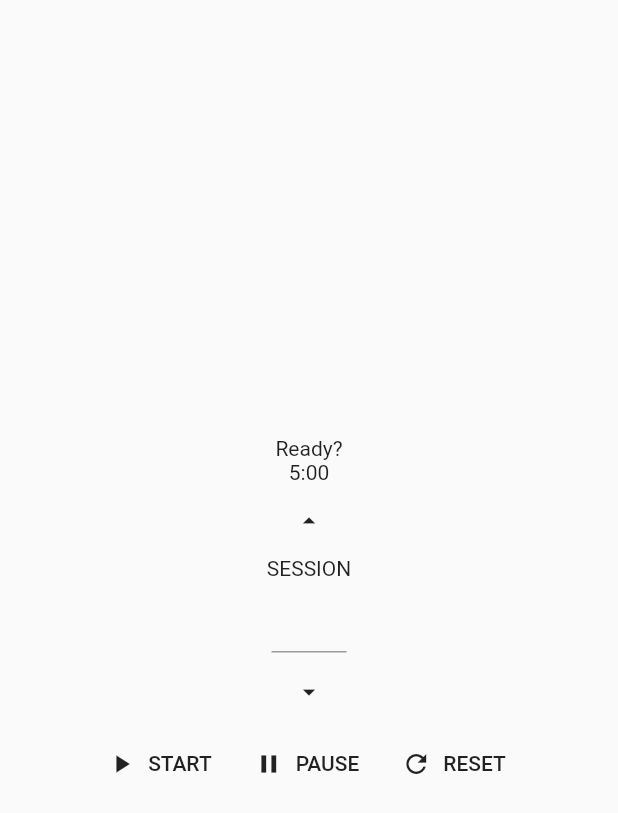
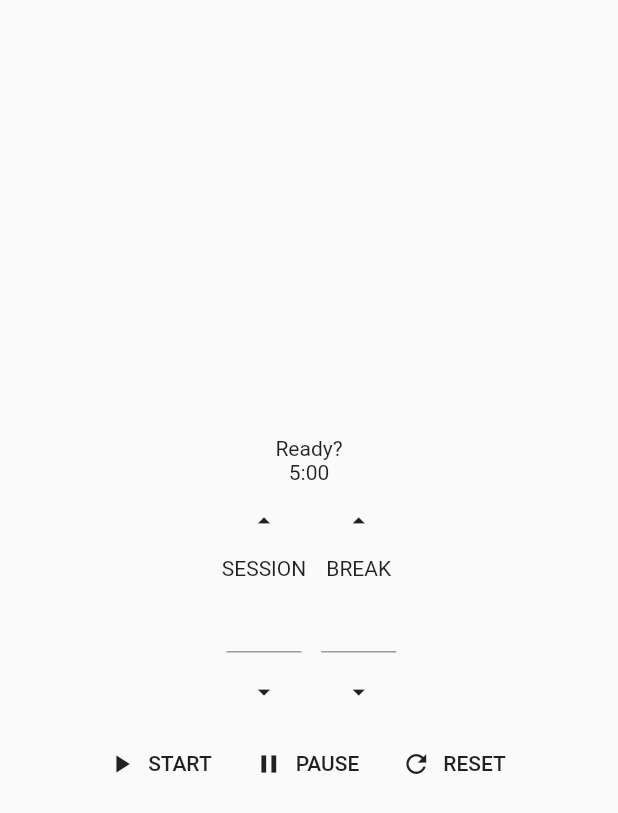
Before and after one commit to exit490/pomodoro_clock_flutter_mobx, a Flutter app: the screen it shows after launch, on a phone screen of 412 x 824 dp. Shown: the top 813 px of the screen. Run offline on Flutter 3.47's test engine with Material 2 defaults, Android fonts, the phone set to English and light mode, and no system bars.

Commit message:
Adding break box.

```diff
--- /dev/null
+++ b/lib/break_box.dart
@@ -0,0 +1,49 @@
+import 'package:flutter/material.dart';
+
+class BreakBox extends StatelessWidget {
+  final double buttonSize = 20;
+
+  @override
+  Widget build(BuildContext context) {
+    return Column(
+      children: <Widget>[
+        _plusButton(),
+        Text('BREAK'),
+        _sessionTextField(),
+        _subtractButton(),
+      ],
+    );
+  }
+
+  _sessionTextField() {
+    return Container(
+      width: 50,
+      height: 50,
+      child: TextField(),
+    );
+  }
+
+  _plusButton() {
+    var upIcon = Icon(
+      Icons.arrow_drop_up,
+      size: buttonSize,
+    );
+
+    return IconButton(
+      onPressed: () {},
+      icon: upIcon,
+    );
+  }
+
+  _subtractButton() {
+    var downIcon = Icon(
+      Icons.arrow_drop_down,
+      size: buttonSize,
+    );
+
+    return IconButton(
+      onPressed: () {},
+      icon: downIcon,
+    );
+  }
+}
--- a/lib/home_page.dart
+++ b/lib/home_page.dart
@@ -1,8 +1,9 @@
 import 'package:flutter/cupertino.dart';
 import 'package:flutter/material.dart';
 import 'package:pomodoro_clock_flutter_mobx/action_buttons.dart';
+import 'package:pomodoro_clock_flutter_mobx/break_box.dart';
 import 'package:pomodoro_clock_flutter_mobx/clock_core_view.dart';
-import 'package:pomodoro_clock_flutter_mobx/seesion_box.dart';
+import 'package:pomodoro_clock_flutter_mobx/session_box.dart';
 
 class HomePage extends StatefulWidget {
   HomePage({Key key, this.title}) : super(key: key);
@@ -16,6 +17,16 @@ class HomePage extends StatefulWidget {
 class _HomePageState extends State<HomePage> {
   @override
   Widget build(BuildContext context) {
+    final sessionBreakRow = Row(
+      crossAxisAlignment: CrossAxisAlignment.center,
+      mainAxisAlignment: MainAxisAlignment.center,
+      children: <Widget>[
+        SessionBox(),
+        Padding(padding: EdgeInsets.only(right: 10)),
+        BreakBox(),
+      ],
+    );
+
     return Scaffold(
       body: Column(
         mainAxisSize: MainAxisSize.max,
@@ -23,7 +34,7 @@ class _HomePageState extends State<HomePage> {
         crossAxisAlignment: CrossAxisAlignment.center,
         children: <Widget>[
           StatusAndClockView(),
-          SessionBox(),
+          sessionBreakRow,
           ActionsButtons(),
         ],
       ),
```
Also changed, not shown: lib/session_box.dart (renamed from lib/seesion_box.dart).
